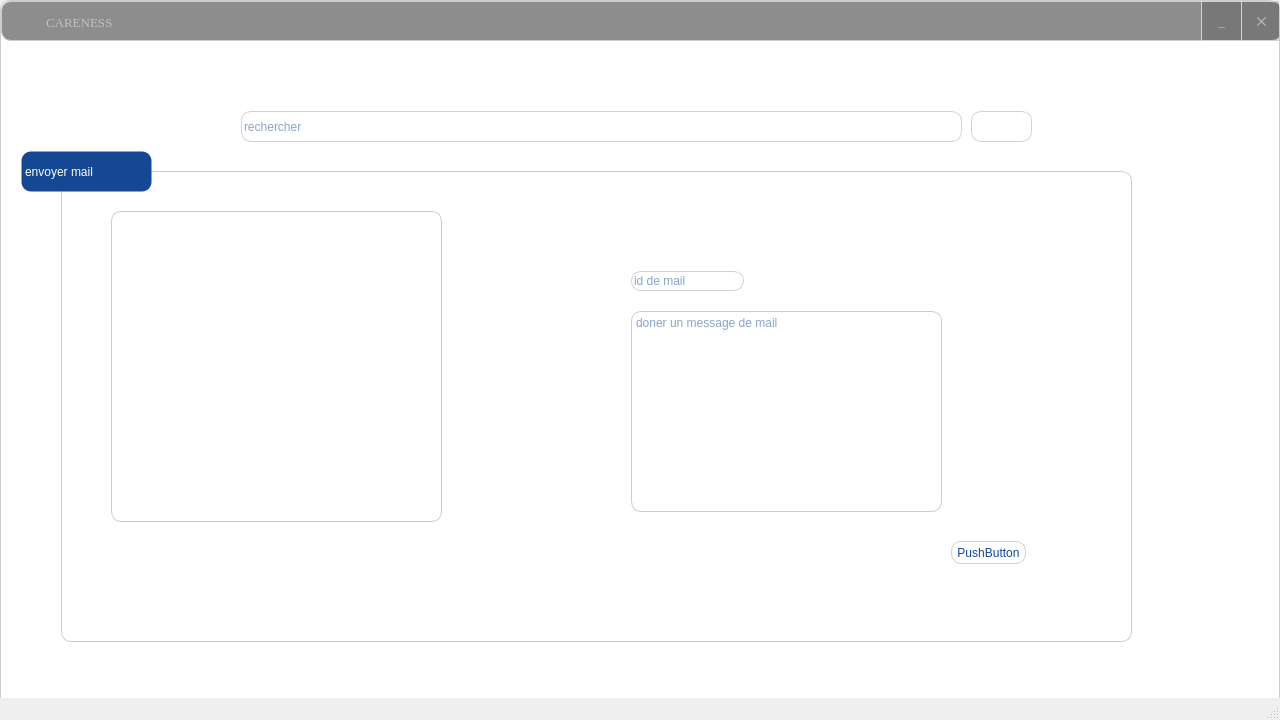
Qt form projetcppv2/mainwindow.ui (yassinezay/ProjetCpp) before a commit.
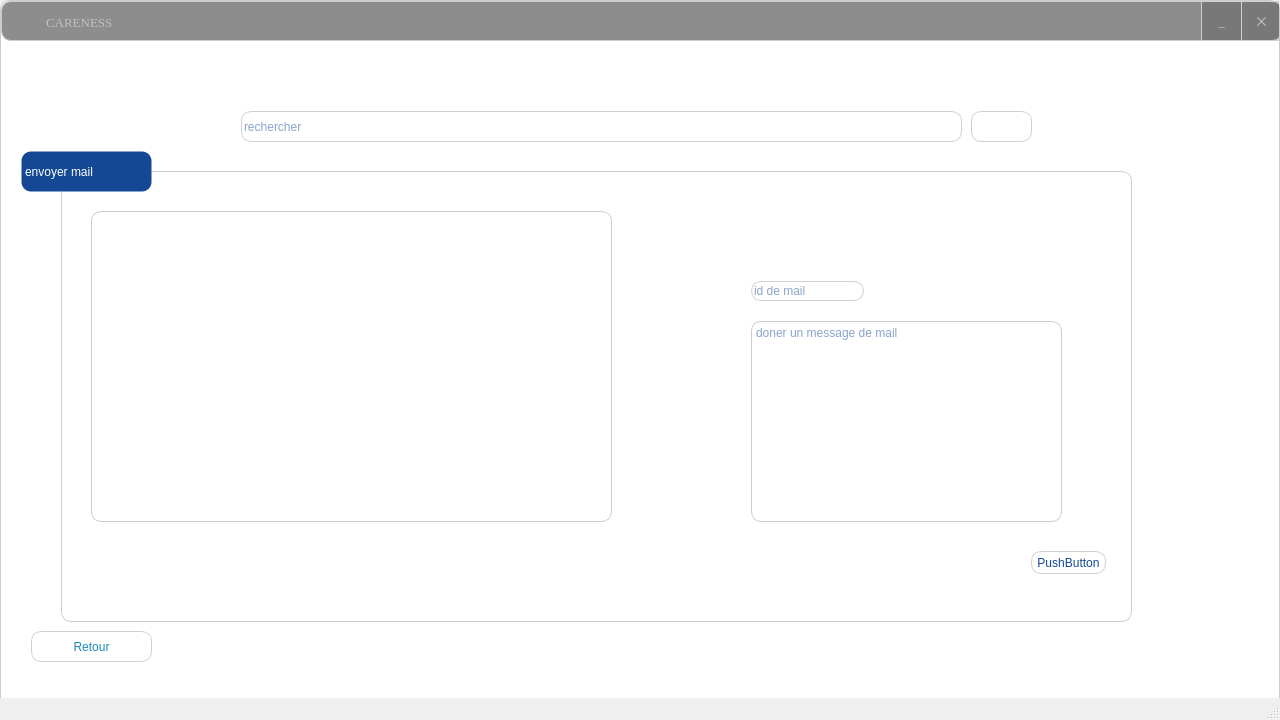
The same form after that commit. The open tabs and pages were chosen to show the change. Icons and pictures are not drawn.

Commit message: version 3 du design (partenaire et stock) + crud + metier

The edit to the form file:
```diff
--- a/projetcppv2/mainwindow.ui
+++ b/projetcppv2/mainwindow.ui
@@ -3056,7 +3056,7 @@
         <x>60</x>
         <y>170</y>
         <width>1071</width>
-        <height>471</height>
+        <height>451</height>
        </rect>
       </property>
       <property name="styleSheet">
@@ -3070,8 +3070,8 @@
       <widget class="QPushButton" name="pushButton_3">
        <property name="geometry">
         <rect>
-         <x>890</x>
-         <y>370</y>
+         <x>970</x>
+         <y>380</y>
          <width>75</width>
          <height>23</height>
         </rect>
@@ -3083,9 +3083,9 @@
       <widget class="QTableView" name="TABRECHS">
        <property name="geometry">
         <rect>
-         <x>50</x>
+         <x>30</x>
          <y>40</y>
-         <width>331</width>
+         <width>521</width>
          <height>311</height>
         </rect>
        </property>
@@ -3093,8 +3093,8 @@
       <widget class="QLineEdit" name="lineEdit_2">
        <property name="geometry">
         <rect>
-         <x>570</x>
-         <y>100</y>
+         <x>690</x>
+         <y>110</y>
          <width>113</width>
          <height>20</height>
         </rect>
@@ -3106,8 +3106,8 @@
       <widget class="QPlainTextEdit" name="plainTextEdit">
        <property name="geometry">
         <rect>
-         <x>570</x>
-         <y>140</y>
+         <x>690</x>
+         <y>150</y>
          <width>311</width>
          <height>201</height>
         </rect>
@@ -3138,6 +3138,23 @@
        <string>envoyer mail</string>
       </property>
      </widget>
+     <widget class="QPushButton" name="btn_retourp_2">
+      <property name="geometry">
+       <rect>
+        <x>30</x>
+        <y>630</y>
+        <width>121</width>
+        <height>31</height>
+       </rect>
+      </property>
+      <property name="text">
+       <string>Retour</string>
+      </property>
+      <property name="icon">
+       <iconset resource="Resources.qrc">
+        <normaloff>:/new/prefix1/images/fleche-petite-gauche (1).png</normaloff>:/new/prefix1/images/fleche-petite-gauche (1).png</iconset>
+      </property>
+     </widget>
     </widget>
     <widget class="QWidget" name="page_3">
      <widget class="QGroupBox" name="groupBox_11">
```
Left out of the diff: 22 changed lines with no effect on the pictures. The commit also changes 5 other files.
